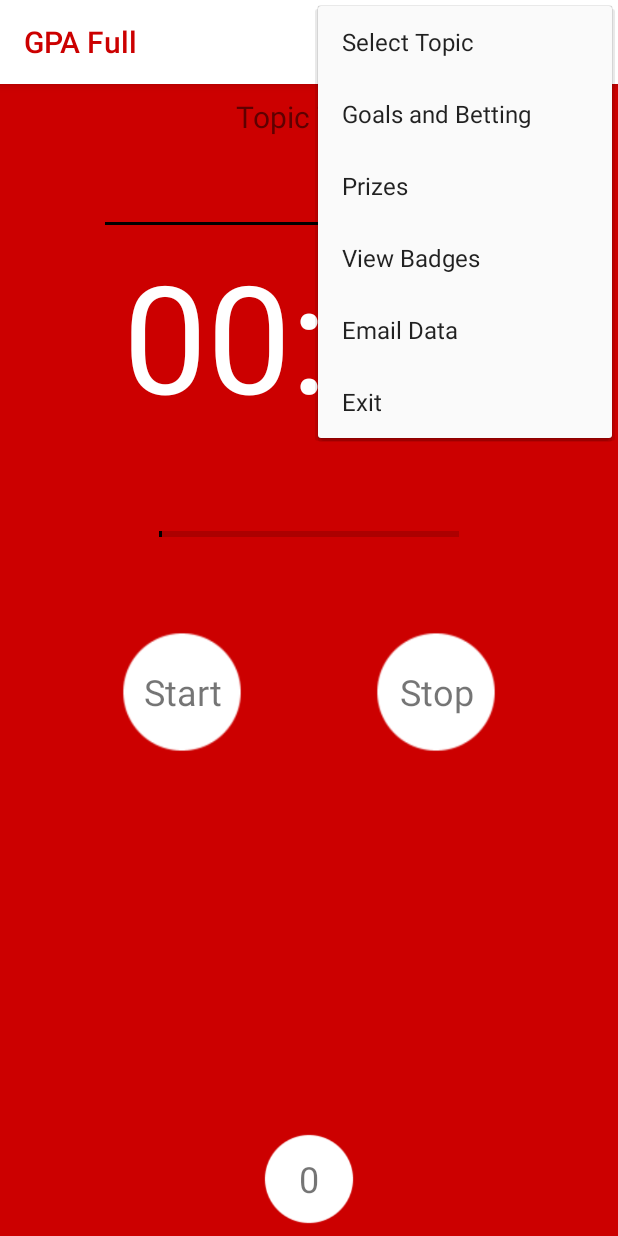
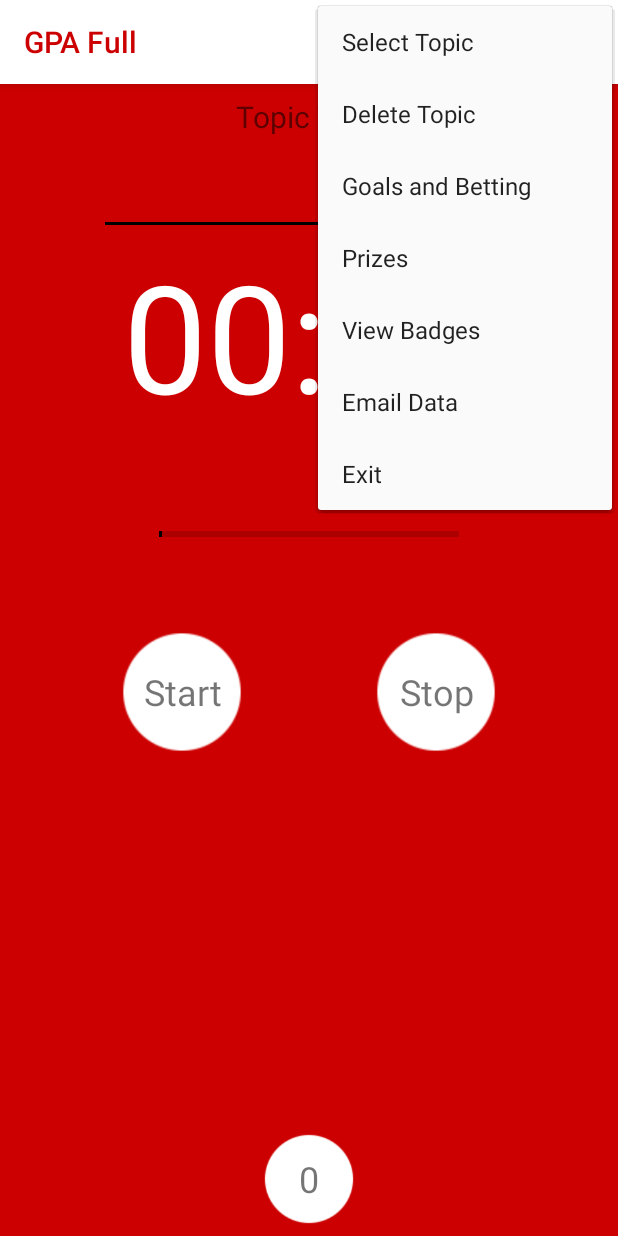
Before and after one commit to Roveros/GPAFull, an Android app: the screen it shows after launch (MainActivity), with the options menu open, on a phone screen of 412 x 824 dp. Run offline under Robolectric (Android 15) with nearby library versions, the phone set to English and light mode, and no system bars.

Commit message:
Adding functions
allowing for "Debug" session title to trigger debug timers
Started code for topic deletion

```diff
--- a/app/src/main/java/com/gpa/browne/gpafull/TimerController.java
+++ b/app/src/main/java/com/gpa/browne/gpafull/TimerController.java
@@ -83,7 +83,7 @@ class TimerController {
 
                 //millisinFuture = 5000;     // 1000 = 1 second, 60000 = 60 seconds or 1 minute*/
                 millisinFuture = config.getPomLength() * 60000; // 25 * 1 Minute
-                if(etSessionTitle.getText().toString().equals("debug")){
+                if(etSessionTitle.getText().toString().equals("debug") || etSessionTitle.getText().toString().equals("Debug")){
                     millisinFuture = 5000;     // 1000 = 1 second, 60000 = 60 seconds or 1 minute*/
                 }
 
@@ -96,7 +96,7 @@ class TimerController {
 
                 //millisinFuture = 3000;     // 1000 = 1 second, 60000 = 60 seconds or 1 minute*/
                 millisinFuture = config.getShortBreakLength() * 60000; // 5 * 1 Minute
-                if(etSessionTitle.getText().toString().equals("debug")){
+                if(etSessionTitle.getText().toString().equals("debug") || etSessionTitle.getText().toString().equals("Debug")){
                     millisinFuture = 3000;     // 1000 = 1 second, 60000 = 60 seconds or 1 minute*/
                 }
 
@@ -112,7 +112,7 @@ class TimerController {
                 tvCounterDisplay.setText(counter + "");
 
                 //millisinFuture = 4000;     // 1000 = 1 second, 60000 = 60 seconds or 1 minute*/
-                if(etSessionTitle.getText().toString().equals("debug")){
+                if(etSessionTitle.getText().toString().equals("debug") || etSessionTitle.getText().toString().equals("Debug")){
                     millisinFuture = 4000;     // 1000 = 1 second, 60000 = 60 seconds or 1 minute*/
                 }
                 millisinFuture = config.getLongBreakLength() * 60000; // 15 * 1 Minute
--- a/app/src/main/res/menu/menu_main.xml
+++ b/app/src/main/res/menu/menu_main.xml
@@ -14,27 +14,32 @@
         android:title="Select Topic" />
 
     <item
+        android:id="@+id/action_delete_topic"
+        android:orderInCategory="102"
+        android:title="Delete Topic" />
+
+    <item
         android:id="@+id/action_goals"
-        android:orderInCategory="102"
+        android:orderInCategory="103"
         android:title="Goals and Betting"
         app:showAsAction="never" />
 
     <item
         android:id="@+id/action_prizes"
-        android:orderInCategory="103"
+        android:orderInCategory="104"
         android:title="Prizes"
         app:showAsAction="never" />
     <item
         android:id="@+id/action_badges"
-        android:orderInCategory="104"
+        android:orderInCategory="105"
         android:title="View Badges" />
     <item
         android:id="@+id/action_email"
-        android:orderInCategory="105"
+        android:orderInCategory="106"
         android:title="Email Data" />
     <item
         android:id="@+id/action_exit"
-        android:orderInCategory="106"
+        android:orderInCategory="107"
         android:title="@string/action_exit" />
 
 </menu>
--- a/build.gradle
+++ b/build.gradle
@@ -7,7 +7,7 @@ buildscript {
         jcenter()
     }
     dependencies {
-        classpath 'com.android.tools.build:gradle:3.0.1'
+        classpath 'com.android.tools.build:gradle:3.1.4'
 
 
         // NOTE: Do not place your application dependencies here; they belong
```
Also changed, not shown: app/src/main/java/com/gpa/browne/gpafull/MainActivity.java (+14 -6 lines), gradle/wrapper/gradle-wrapper.properties.
